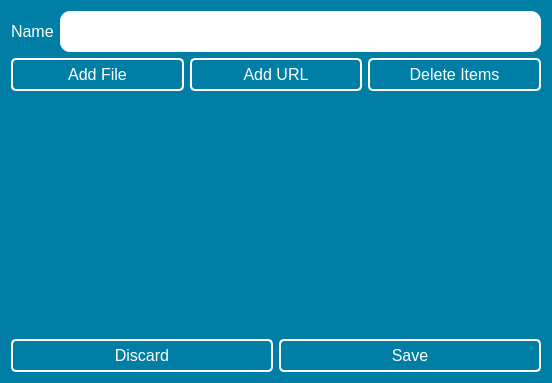
Old version of the form ui files/Add Category.ui in the repository daniel-deru/Runner2.
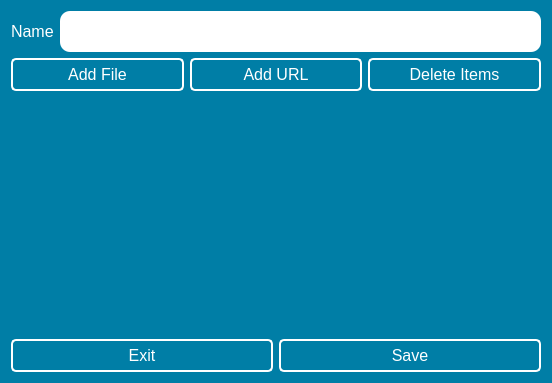
New version of the form.

Commit message: changed the discard text to exit and changes the inactive tab color from blue to black

Patch:
```diff
--- a/ui files/Add Category.ui
+++ b/ui files/Add Category.ui
@@ -129,7 +129,7 @@
      <item>
       <widget class="QPushButton" name="lbl_discard">
        <property name="text">
-        <string>Discard</string>
+        <string>Exit</string>
        </property>
       </widget>
      </item>
```
The commit also changes 29 other files.
